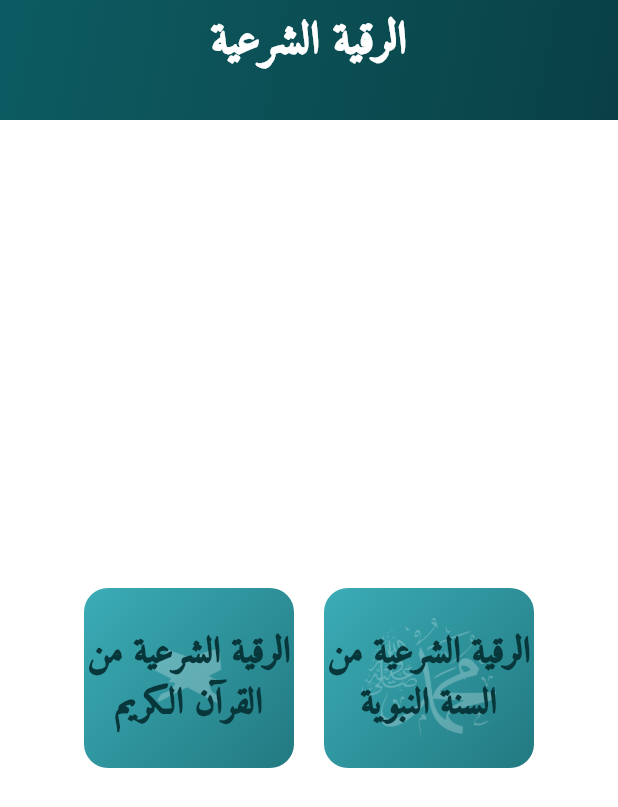
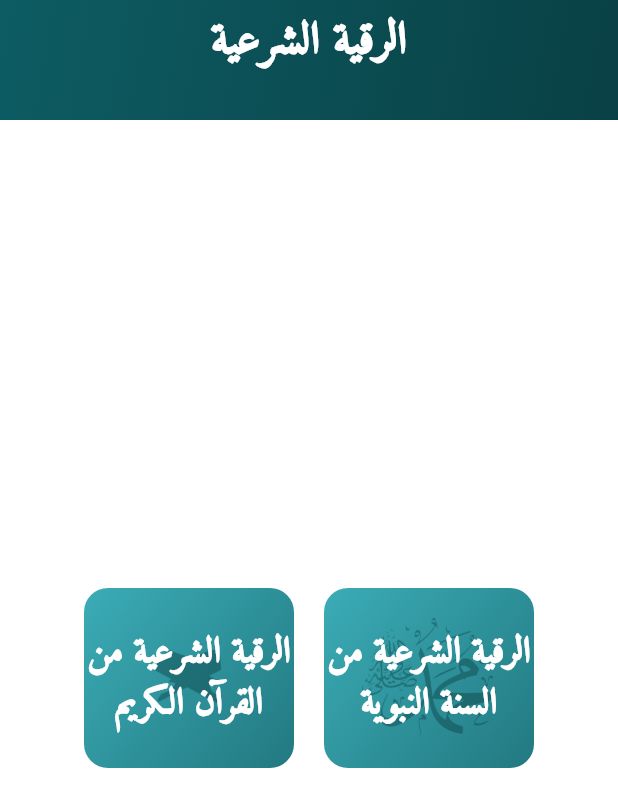
Before and after one commit to Souhaibbek/tawba, a Flutter app: the HomePage screen opened by its route, after a tap on "الرقية الشرعية", on a phone screen of 412 x 824 dp. Shown: the top 807 px of the screen. Run offline on Flutter 3.47's test engine with Material 2 defaults, Android fonts, the phone set to English and light mode, and no system bars; our stand-ins replace get, just_audio; missing offline and left inert: quran.

Commit message:
fix_design

```diff
--- a/lib/screens/home/home_page.dart
+++ b/lib/screens/home/home_page.dart
@@ -16,7 +16,8 @@ class HomePage extends GetView<HomeController> {
       appBar: const GlobalAppBar(
         title: 'الرئيسية',
       ),
-      body: SingleChildScrollView(
+      body: Center(
+        child: SingleChildScrollView(
           child: Column(
             mainAxisAlignment: MainAxisAlignment.center,
             children: [
@@ -68,6 +69,7 @@ class HomePage extends GetView<HomeController> {
             ],
           ),
         ),
+      ),
     );
   }
 }
--- a/lib/widgets/menu_item_box.dart
+++ b/lib/widgets/menu_item_box.dart
@@ -35,7 +35,7 @@ class MenuItemBox extends StatelessWidget {
               height: 80,
               child: Image.asset(
                 logo,
-                color: AppColors.kWhiteColor.withOpacity(0.25),
+                color: AppColors.kprimarygradientColor5.withOpacity(0.4),
               ),
             ),
             Align(
@@ -48,7 +48,7 @@ class MenuItemBox extends StatelessWidget {
                     title,
                     textAlign: TextAlign.center,
                     style: AppTextStyles.menuItemTitle.copyWith(
-                      color: AppColors.kprimarygradientColor5,
+                      color: AppColors.kWhiteColor,
                       fontSize: 24,
                     ),
                     textDirection: TextDirection.rtl,
```
Also changed, not shown: lib/widgets/surah_page_view.dart (+0 -7 lines). Lines whose indentation alone changed are shown as unchanged.
